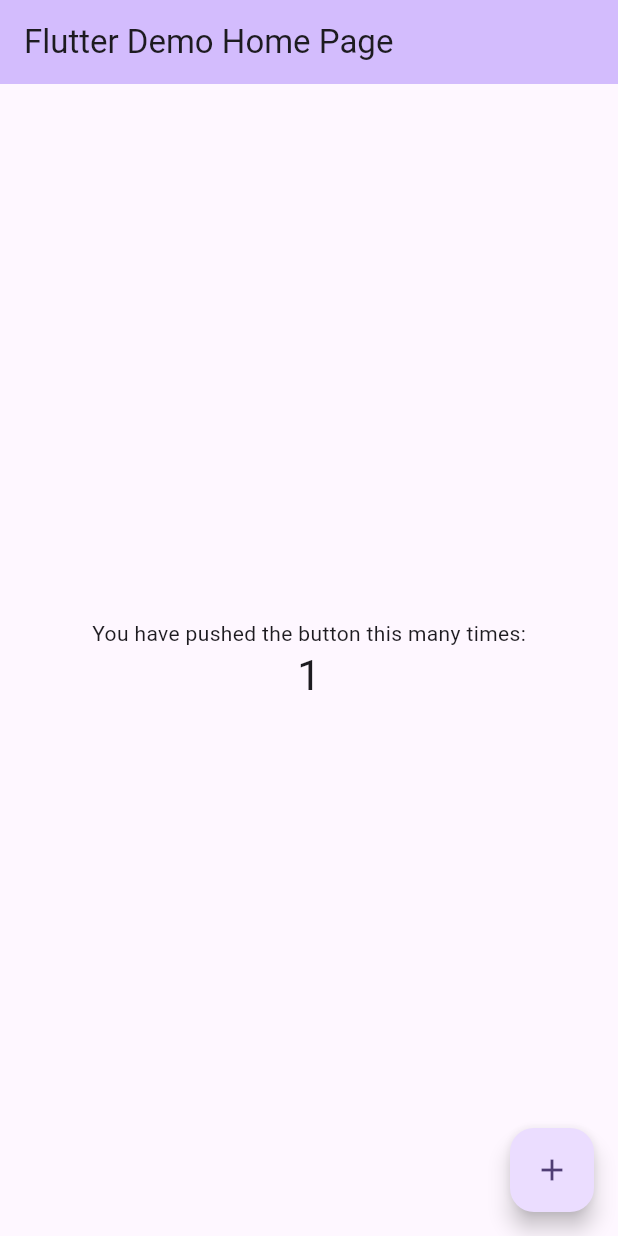
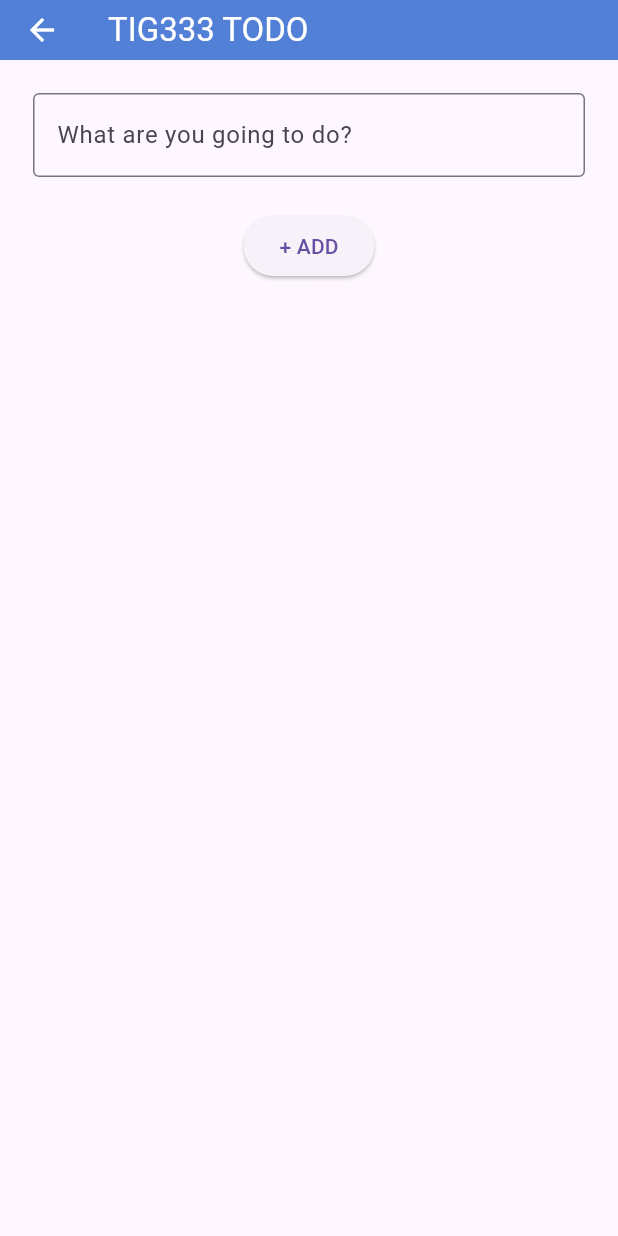
Before and after one commit to gu-tig333-ht24/gusorrte, a Flutter app: the screen it shows after launch, after a tap on the "add" icon, on a phone screen of 412 x 824 dp. Run offline on Flutter 3.47's test engine with Material 3 defaults, Android fonts, the phone set to English and light mode, and no system bars.

Commit message:
First step of the todo app complete

```diff
--- a/lib/main.dart
+++ b/lib/main.dart
@@ -7,119 +7,117 @@ void main() {
 class MyApp extends StatelessWidget {
   const MyApp({super.key});
 
-  // This widget is the root of your application.
   @override
   Widget build(BuildContext context) {
     return MaterialApp(
-      title: 'Flutter Demo',
-      theme: ThemeData(
-        // This is the theme of your application.
-        //
-        // TRY THIS: Try running your application with "flutter run". You'll see
-        // the application has a purple toolbar. Then, without quitting the app,
-        // try changing the seedColor in the colorScheme below to Colors.green
-        // and then invoke "hot reload" (save your changes or press the "hot
-        // reload" button in a Flutter-supported IDE, or press "r" if you used
-        // the command line to start the app).
-        //
-        // Notice that the counter didn't reset back to zero; the application
-        // state is not lost during the reload. To reset the state, use hot
-        // restart instead.
-        //
-        // This works for code too, not just values: Most code changes can be
-        // tested with just a hot reload.
-        colorScheme: ColorScheme.fromSeed(seedColor: Colors.deepPurple),
-        useMaterial3: true,
-      ),
-      home: const MyHomePage(title: 'Flutter Demo Home Page'),
+      home: HomePage(),
     );
   }
 }
 
-class MyHomePage extends StatefulWidget {
-  const MyHomePage({super.key, required this.title});
+class AppBarDesign extends StatelessWidget implements PreferredSizeWidget {
+  final List<Widget>? actions;
 
-  // This widget is the home page of your application. It is stateful, meaning
-  // that it has a State object (defined below) that contains fields that affect
-  // how it looks.
-
-  // This class is the configuration for the state. It holds the values (in this
-  // case the title) provided by the parent (in this case the App widget) and
-  // used by the build method of the State. Fields in a Widget subclass are
-  // always marked "final".
-
-  final String title;
+  const AppBarDesign({super.key, this.actions});
 
   @override
-  State<MyHomePage> createState() => _MyHomePageState();
-}
-
-class _MyHomePageState extends State<MyHomePage> {
-  int _counter = 0;
-
-  void _incrementCounter() {
-    setState(() {
-      // This call to setState tells the Flutter framework that something has
-      // changed in this State, which causes it to rerun the build method below
-      // so that the display can reflect the updated values. If we changed
-      // _counter without calling setState(), then the build method would not be
-      // called again, and so nothing would appear to happen.
-      _counter++;
-    });
+  Widget build(BuildContext context) {
+    return AppBar(
+      backgroundColor: Color.fromARGB(255, 81, 128, 214),
+      foregroundColor: Colors.white,
+      title: Text("TIG333 TODO"),
+      actions: actions,
+    );
   }
 
   @override
+  Size get preferredSize => Size.fromHeight(40.0);
+}
+
+class HomePage extends StatelessWidget {
+  const HomePage({super.key});
+
+  @override
   Widget build(BuildContext context) {
-    // This method is rerun every time setState is called, for instance as done
-    // by the _incrementCounter method above.
-    //
-    // The Flutter framework has been optimized to make rerunning build methods
-    // fast, so that you can just rebuild anything that needs updating rather
-    // than having to individually change instances of widgets.
     return Scaffold(
-      appBar: AppBar(
-        // TRY THIS: Try changing the color here to a specific color (to
-        // Colors.amber, perhaps?) and trigger a hot reload to see the AppBar
-        // change color while the other colors stay the same.
-        backgroundColor: Theme.of(context).colorScheme.inversePrimary,
-        // Here we take the value from the MyHomePage object that was created by
-        // the App.build method, and use it to set our appbar title.
-        title: Text(widget.title),
+      appBar: AppBarDesign(
+        actions: [
+          PopupMenuButton(
+            itemBuilder: (BuildContext context) {
+              return [
+                const PopupMenuItem(
+                  //Will find way to clean this up
+                  child: Text("All"),
+                ),
+                const PopupMenuItem(
+                  child: Text("Done"),
+                ),
+                const PopupMenuItem(
+                  child: Text("Undone"),
+                ),
+              ];
+            },
+          ),
+        ],
       ),
+      body: ListView(
+        //Will eventually put this into a list but kept this as this for now as an example
+        children: [
+          ListTile(
+            leading: Checkbox(
+              value: false,
+              onChanged: (bool? value) {},
+            ),
+            title: Text(
+              "Task 1",
+              style: TextStyle(fontSize: 20),
+            ),
+            trailing: IconButton(
+              icon: Icon(Icons.close),
+              onPressed: () {},
+            ),
+          ),
+        ],
+      ),
+      floatingActionButton: FloatingActionButton(
+        onPressed: () {
+          Navigator.push(
+            context,
+            MaterialPageRoute(builder: (context) => const TodosAdd()),
+          );
+        },
+        child: Icon(Icons.add),
+      ),
+    );
+  }
+}
+
+class TodosAdd extends StatelessWidget {
+  const TodosAdd({super.key});
+
+  @override
+  Widget build(BuildContext context) {
+    return Scaffold(
+      appBar: const AppBarDesign(),
       body: Center(
-        // Center is a layout widget. It takes a single child and positions it
-        // in the middle of the parent.
         child: Column(
-          // Column is also a layout widget. It takes a list of children and
-          // arranges them vertically. By default, it sizes itself to fit its
-          // children horizontally, and tries to be as tall as its parent.
-          //
-          // Column has various properties to control how it sizes itself and
-          // how it positions its children. Here we use mainAxisAlignment to
-          // center the children vertically; the main axis here is the vertical
-          // axis because Columns are vertical (the cross axis would be
-          // horizontal).
-          //
-          // TRY THIS: Invoke "debug painting" (choose the "Toggle Debug Paint"
-          // action in the IDE, or press "p" in the console), to see the
-          // wireframe for each widget.
-          mainAxisAlignment: MainAxisAlignment.center,
           children: <Widget>[
-            const Text(
-              'You have pushed the button this many times:',
+            Padding(
+              padding: EdgeInsets.all(22.0),
+              child: TextField(
+                decoration: InputDecoration(
+                  border: OutlineInputBorder(),
+                  hintText: 'What are you going to do?',
+                ),
+              ),
             ),
-            Text(
-              '$_counter',
-              style: Theme.of(context).textTheme.headlineMedium,
+            ElevatedButton(
+              onPressed: () {},
+              child: Text('+ ADD'),
             ),
           ],
         ),
       ),
-      floatingActionButton: FloatingActionButton(
-        onPressed: _incrementCounter,
-        tooltip: 'Increment',
-        child: const Icon(Icons.add),
-      ), // This trailing comma makes auto-formatting nicer for build methods.
     );
   }
 }
```
Also changed, not shown: pubspec.lock.
